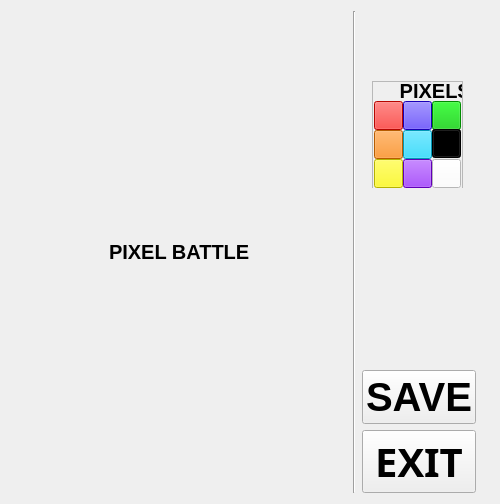
RafaelKhammadeev/SemesterWorkExtremePixelBattle, file client/design/game.ui: the form before one commit.
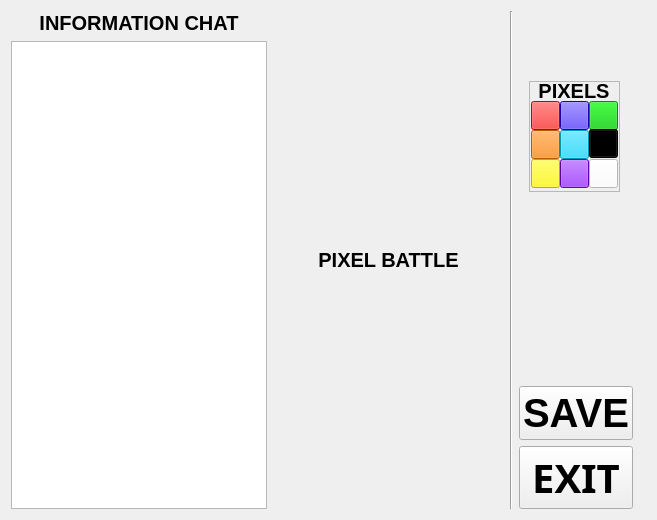
The form after the commit.

```diff
--- a/client/design/game.ui
+++ b/client/design/game.ui
@@ -6,14 +6,38 @@
    <rect>
     <x>0</x>
     <y>0</y>
-    <width>500</width>
-    <height>504</height>
+    <width>657</width>
+    <height>520</height>
    </rect>
   </property>
   <property name="windowTitle">
    <string>Form</string>
   </property>
   <layout class="QHBoxLayout" name="horizontalLayout_2">
+   <item>
+    <layout class="QVBoxLayout" name="verticalLayout_2">
+     <item>
+      <widget class="QLabel" name="info_label">
+       <property name="font">
+        <font>
+         <pointsize>15</pointsize>
+         <weight>75</weight>
+         <bold>true</bold>
+        </font>
+       </property>
+       <property name="text">
+        <string>INFORMATION CHAT</string>
+       </property>
+       <property name="alignment">
+        <set>Qt::AlignCenter</set>
+       </property>
+      </widget>
+     </item>
+     <item>
+      <widget class="QTextEdit" name="info_area"/>
+     </item>
+    </layout>
+   </item>
    <item>
     <spacer name="horizontalSpacer_2">
      <property name="orientation">
@@ -66,6 +90,9 @@
        <property name="scaledContents">
         <bool>false</bool>
        </property>
+       <property name="alignment">
+        <set>Qt::AlignCenter</set>
+       </property>
       </widget>
      </item>
      <item>
@@ -229,7 +256,10 @@
            </font>
           </property>
           <property name="text">
-           <string>     PIXELS</string>
+           <string>PIXELS</string>
+          </property>
+          <property name="alignment">
+           <set>Qt::AlignCenter</set>
           </property>
          </widget>
          <widget class="QPushButton" name="btn_orange">
```
